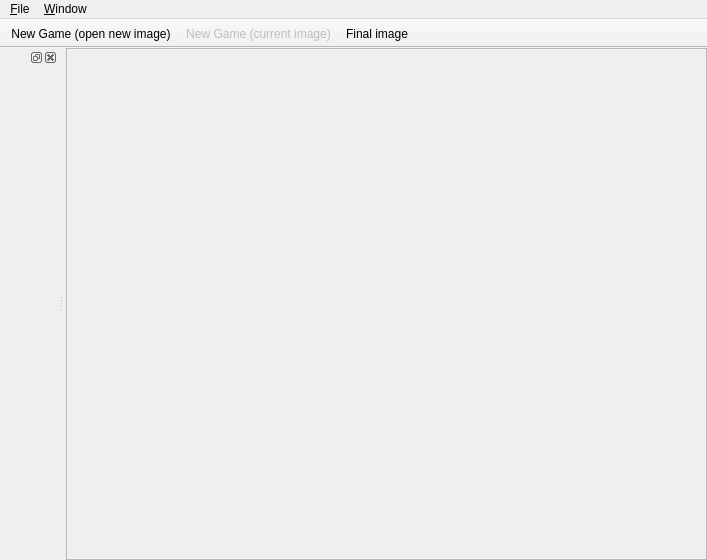
Before: the Qt Designer form MainWindow.ui in Takashi-Inoue/EzPuzzles, drawn with Qt 5.
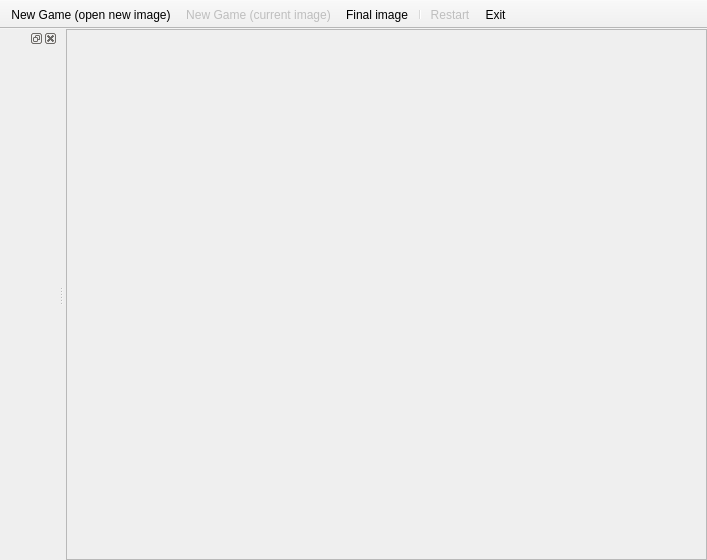
After: the same form once the commit is applied. Icons and pictures are not drawn.

What changed in the file:
```diff
--- a/MainWindow.ui
+++ b/MainWindow.ui
@@ -48,7 +48,7 @@
        <property name="geometry">
         <rect>
          <x>111</x>
-         <y>108</y>
+         <y>120</y>
          <width>400</width>
          <height>276</height>
         </rect>
@@ -58,33 +58,6 @@
     </item>
    </layout>
   </widget>
-  <widget class="QMenuBar" name="menuBar">
-   <property name="geometry">
-    <rect>
-     <x>0</x>
-     <y>0</y>
-     <width>707</width>
-     <height>24</height>
-    </rect>
-   </property>
-   <widget class="QMenu" name="menu_File">
-    <property name="title">
-     <string>&amp;File</string>
-    </property>
-    <addaction name="action_Open"/>
-    <addaction name="actionNew_Game_Current_image"/>
-    <addaction name="separator"/>
-    <addaction name="actionE_xit"/>
-   </widget>
-   <widget class="QMenu" name="menu_Window">
-    <property name="title">
-     <string>&amp;Window</string>
-    </property>
-    <addaction name="action_Final_image"/>
-   </widget>
-   <addaction name="menu_File"/>
-   <addaction name="menu_Window"/>
-  </widget>
   <widget class="QDockWidget" name="dockWidget">
    <property name="allowedAreas">
     <set>Qt::LeftDockWidgetArea|Qt::RightDockWidgetArea</set>
@@ -119,6 +92,9 @@
    <addaction name="action_Open"/>
    <addaction name="actionNew_Game_Current_image"/>
    <addaction name="action_Final_image"/>
+   <addaction name="separator"/>
+   <addaction name="action_Restart"/>
+   <addaction name="actionE_xit"/>
   </widget>
   <action name="action_Open">
    <property name="icon">
@@ -158,6 +134,18 @@
     <string>New Game (&amp;current image)</string>
    </property>
   </action>
+  <action name="action_Restart">
+   <property name="enabled">
+    <bool>false</bool>
+   </property>
+   <property name="icon">
+    <iconset resource="resource.qrc">
+     <normaloff>:/ico/restart.png</normaloff>:/ico/restart.png</iconset>
+   </property>
+   <property name="text">
+    <string>&amp;Restart</string>
+   </property>
+  </action>
  </widget>
  <layoutdefault spacing="6" margin="11"/>
  <resources>
```
Left out of the diff: 4 changed lines with no effect on the pictures.
